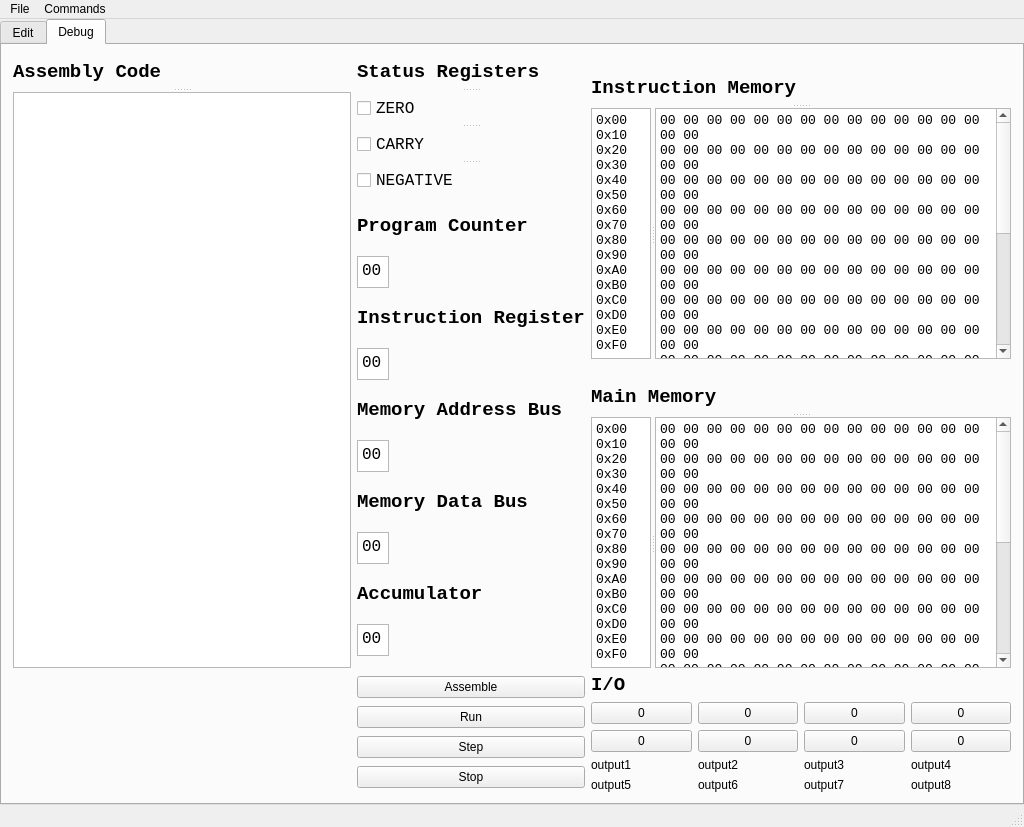
The window that MicroSimulatorGUI/mainwindow.ui (kjwitt/MicroSimulator) describes before a commit, drawn with Qt 5.
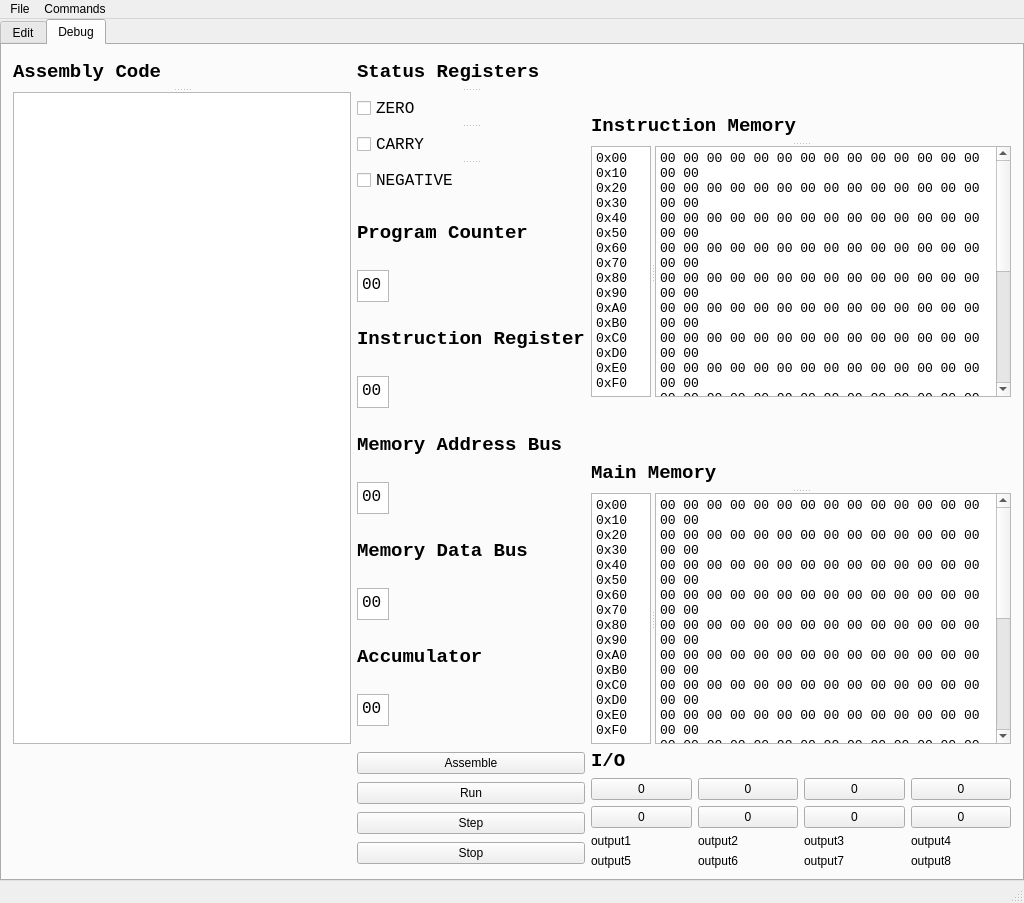
The same window after the commit.

Commit message:
Changed binary constants to hex, added execution to assemble button
Removed compiling errors from binary. Program now crashes when
assembling, most likely due to scanning in null values.

The edit to the form file:
```diff
--- a/MicroSimulatorGUI/mainwindow.ui
+++ b/MicroSimulatorGUI/mainwindow.ui
@@ -7,7 +7,7 @@
     <x>0</x>
     <y>0</y>
     <width>1024</width>
-    <height>827</height>
+    <height>903</height>
    </rect>
   </property>
   <property name="sizePolicy">
@@ -618,7 +618,7 @@
           <widget class="QSplitter" name="splitter_2">
            <property name="maximumSize">
             <size>
-             <width>421</width>
+             <width>422</width>
              <height>251</height>
             </size>
            </property>
```
Left out of the diff: 4 changed lines with no effect on the pictures. The commit also changes 6 other files.
